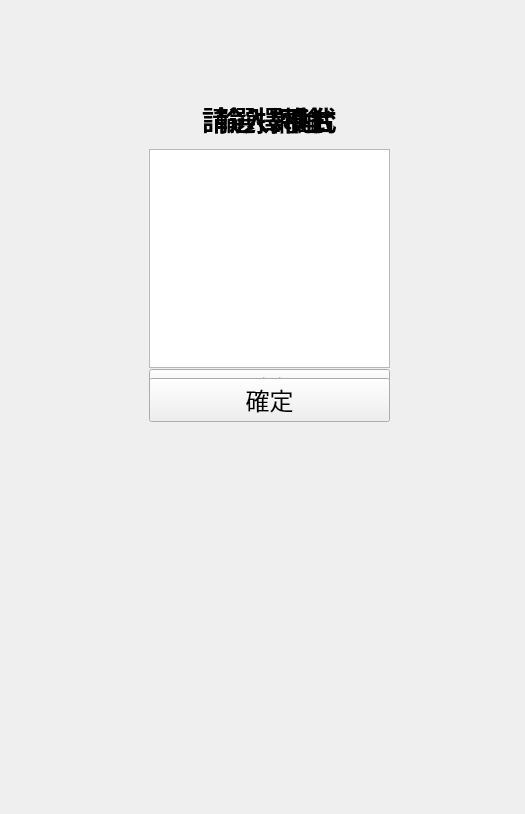
Old version of the form ReviewAPP/Src/main_page.ui in the repository Breakwater39UwUb/NFU-Repository.
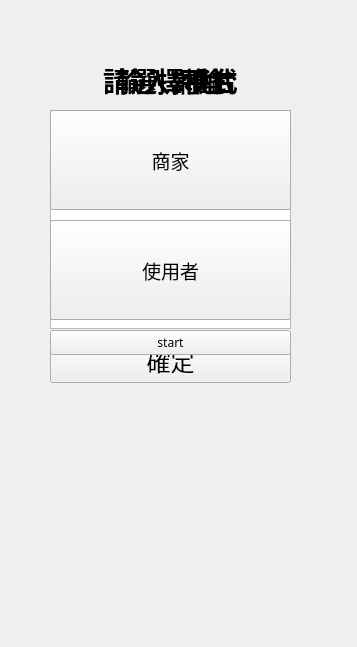
New version of the form.

Commit message: remove top frame

Patch:
```diff
--- a/ReviewAPP/Src/main_page.ui
+++ b/ReviewAPP/Src/main_page.ui
@@ -6,8 +6,8 @@
    <rect>
     <x>0</x>
     <y>0</y>
-    <width>525</width>
-    <height>814</height>
+    <width>357</width>
+    <height>647</height>
    </rect>
   </property>
   <property name="font">
@@ -22,37 +22,19 @@
    <property name="enabled">
     <bool>true</bool>
    </property>
-   <layout class="QHBoxLayout" name="horizontalLayout">
-    <property name="sizeConstraint">
-     <enum>QLayout::SetMinimumSize</enum>
-    </property>
-    <item>
-     <widget class="QFrame" name="frame">
-      <property name="sizePolicy">
-       <sizepolicy hsizetype="MinimumExpanding" vsizetype="MinimumExpanding">
-        <horstretch>0</horstretch>
-        <verstretch>0</verstretch>
-       </sizepolicy>
-      </property>
-      <property name="frameShape">
-       <enum>QFrame::NoFrame</enum>
-      </property>
-      <property name="frameShadow">
-       <enum>QFrame::Raised</enum>
-      </property>
-      <widget class="QWidget" name="widget_platform_page" native="true">
+   <widget class="QWidget" name="widget_userB_page" native="true">
        <property name="enabled">
         <bool>true</bool>
        </property>
        <property name="geometry">
         <rect>
-         <x>100</x>
-         <y>40</y>
+      <x>10</x>
+      <y>10</y>
          <width>324</width>
          <height>611</height>
         </rect>
        </property>
-       <widget class="QWidget" name="verticalLayoutWidget_3">
+    <widget class="QWidget" name="verticalLayoutWidget_6">
         <property name="geometry">
          <rect>
           <x>0</x>
@@ -61,7 +43,7 @@
           <height>591</height>
          </rect>
         </property>
-        <layout class="QVBoxLayout" name="verticalLayout_2">
+     <layout class="QVBoxLayout" name="verticalLayout_5">
          <property name="spacing">
           <number>10</number>
          </property>
@@ -75,7 +57,7 @@
           <number>40</number>
          </property>
          <item>
-          <spacer name="verticalSpacer_5">
+       <spacer name="verticalSpacer_11">
            <property name="orientation">
             <enum>Qt::Vertical</enum>
            </property>
@@ -91,7 +73,7 @@
           </spacer>
          </item>
          <item>
-          <widget class="QLabel" name="label_3">
+       <widget class="QLabel" name="label_6">
            <property name="font">
             <font>
              <family>微軟正黑體</family>
@@ -104,7 +86,7 @@
             <enum>Qt::LeftToRight</enum>
            </property>
            <property name="text">
-            <string>請選擇平台</string>
+         <string>輸入評論</string>
            </property>
            <property name="alignment">
             <set>Qt::AlignCenter</set>
@@ -112,72 +94,139 @@
           </widget>
          </item>
          <item>
-          <widget class="QPushButton" name="pushButton_platform_google">
+       <widget class="QPlainTextEdit" name="plainTextEdit"/>
+      </item>
+      <item>
+       <widget class="QPushButton" name="pushButton_setURL_2">
+        <property name="font">
+         <font>
+          <family>微軟正黑體</family>
+          <pointsize>18</pointsize>
+         </font>
+        </property>
+        <property name="text">
+         <string>確定</string>
+        </property>
+       </widget>
+      </item>
+      <item>
+       <spacer name="verticalSpacer_12">
+        <property name="orientation">
+         <enum>Qt::Vertical</enum>
+        </property>
+        <property name="sizeHint" stdset="0">
+         <size>
+          <width>20</width>
+          <height>40</height>
+         </size>
+        </property>
+       </spacer>
+      </item>
+     </layout>
+    </widget>
+   </widget>
+   <widget class="QWidget" name="widget_seturl_page" native="true">
            <property name="enabled">
             <bool>true</bool>
            </property>
-           <property name="sizePolicy">
-            <sizepolicy hsizetype="Minimum" vsizetype="Expanding">
-             <horstretch>0</horstretch>
-             <verstretch>0</verstretch>
-            </sizepolicy>
-           </property>
-           <property name="maximumSize">
+    <property name="geometry">
+     <rect>
+      <x>10</x>
+      <y>10</y>
+      <width>324</width>
+      <height>611</height>
+     </rect>
+    </property>
+    <widget class="QWidget" name="verticalLayoutWidget_5">
+     <property name="geometry">
+      <rect>
+       <x>0</x>
+       <y>0</y>
+       <width>321</width>
+       <height>591</height>
+      </rect>
+     </property>
+     <layout class="QVBoxLayout" name="verticalLayout_4">
+      <property name="spacing">
+       <number>10</number>
+      </property>
+      <property name="sizeConstraint">
+       <enum>QLayout::SetDefaultConstraint</enum>
+      </property>
+      <property name="leftMargin">
+       <number>40</number>
+      </property>
+      <property name="rightMargin">
+       <number>40</number>
+      </property>
+      <item>
+       <spacer name="verticalSpacer_9">
+        <property name="orientation">
+         <enum>Qt::Vertical</enum>
+        </property>
+        <property name="sizeType">
+         <enum>QSizePolicy::Fixed</enum>
+        </property>
+        <property name="sizeHint" stdset="0">
             <size>
-             <width>400</width>
-             <height>100</height>
-            </size>
-           </property>
+          <width>20</width>
+          <height>50</height>
+         </size>
+        </property>
+       </spacer>
+      </item>
+      <item>
+       <widget class="QLabel" name="label_5">
            <property name="font">
             <font>
              <family>微軟正黑體</family>
-             <pointsize>14</pointsize>
-            </font>
-           </property>
+          <pointsize>20</pointsize>
+          <weight>75</weight>
+          <bold>true</bold>
+         </font>
+        </property>
+        <property name="layoutDirection">
+         <enum>Qt::LeftToRight</enum>
+        </property>
            <property name="text">
-            <string>GoogleMap</string>
-           </property>
-           <property name="flat">
-            <bool>false</bool>
+         <string>輸入網址</string>
+        </property>
+        <property name="alignment">
+         <set>Qt::AlignCenter</set>
            </property>
           </widget>
          </item>
          <item>
-          <widget class="QPushButton" name="pushButton_platform_panda">
-           <property name="enabled">
-            <bool>true</bool>
-           </property>
+       <widget class="QLineEdit" name="lineEdit">
            <property name="sizePolicy">
-            <sizepolicy hsizetype="Minimum" vsizetype="Expanding">
+         <sizepolicy hsizetype="Expanding" vsizetype="Fixed">
              <horstretch>0</horstretch>
              <verstretch>0</verstretch>
             </sizepolicy>
            </property>
-           <property name="maximumSize">
-            <size>
-             <width>400</width>
-             <height>100</height>
-            </size>
-           </property>
+        <property name="font">
+         <font>
+          <family>微軟正黑體</family>
+          <pointsize>12</pointsize>
+         </font>
+        </property>
+       </widget>
+      </item>
+      <item>
+       <widget class="QPushButton" name="pushButton_setURL">
            <property name="font">
             <font>
              <family>微軟正黑體</family>
-             <pointsize>14</pointsize>
-            </font>
-           </property>
-           <property name="cursor">
-            <cursorShape>ArrowCursor</cursorShape>
-           </property>
+          <pointsize>18</pointsize>
+         </font>
+        </property>
            <property name="text">
-            <string>Foodpanda</string>
-           </property>
-           <property name="flat">
-            <bool>false</bool>
-           </property>
+         <string>確定</string>
+        </property>
           </widget>
          </item>
          <item>
-          <spacer name="verticalSpacer_6">
+       <spacer name="verticalSpacer_10">
            <property name="orientation">
             <enum>Qt::Vertical</enum>
            </property>
@@ -198,8 +247,8 @@
        </property>
        <property name="geometry">
         <rect>
-         <x>100</x>
-         <y>40</y>
+      <x>10</x>
+      <y>10</y>
          <width>324</width>
          <height>611</height>
         </rect>
@@ -357,19 +406,19 @@
         </layout>
        </widget>
       </widget>
-      <widget class="QWidget" name="widget_seturl_page" native="true">
+   <widget class="QWidget" name="widget_platform_page" native="true">
        <property name="enabled">
         <bool>true</bool>
        </property>
        <property name="geometry">
         <rect>
-         <x>100</x>
-         <y>40</y>
+      <x>10</x>
+      <y>10</y>
          <width>324</width>
          <height>611</height>
         </rect>
        </property>
-       <widget class="QWidget" name="verticalLayoutWidget_5">
+    <widget class="QWidget" name="verticalLayoutWidget_3">
         <property name="geometry">
          <rect>
           <x>0</x>
@@ -378,7 +427,7 @@
           <height>591</height>
          </rect>
         </property>
-        <layout class="QVBoxLayout" name="verticalLayout_4">
+     <layout class="QVBoxLayout" name="verticalLayout_2">
          <property name="spacing">
           <number>10</number>
          </property>
@@ -392,7 +441,7 @@
           <number>40</number>
          </property>
          <item>
-          <spacer name="verticalSpacer_9">
+       <spacer name="verticalSpacer_5">
            <property name="orientation">
             <enum>Qt::Vertical</enum>
            </property>
@@ -408,7 +457,7 @@
           </spacer>
          </item>
          <item>
-          <widget class="QLabel" name="label_5">
+       <widget class="QLabel" name="label_3">
            <property name="font">
             <font>
              <family>微軟正黑體</family>
@@ -421,7 +470,7 @@
             <enum>Qt::LeftToRight</enum>
            </property>
            <property name="text">
-            <string>輸入網址</string>
+         <string>請選擇平台</string>
            </property>
            <property name="alignment">
             <set>Qt::AlignCenter</set>
@@ -429,139 +478,72 @@
           </widget>
          </item>
          <item>
-          <widget class="QLineEdit" name="lineEdit">
+       <widget class="QPushButton" name="pushButton_platform_google">
+        <property name="enabled">
+         <bool>true</bool>
+        </property>
            <property name="sizePolicy">
-            <sizepolicy hsizetype="Expanding" vsizetype="Fixed">
+         <sizepolicy hsizetype="Minimum" vsizetype="Expanding">
              <horstretch>0</horstretch>
              <verstretch>0</verstretch>
             </sizepolicy>
            </property>
-           <property name="font">
-            <font>
-             <family>微軟正黑體</family>
-             <pointsize>12</pointsize>
-            </font>
-           </property>
-          </widget>
-         </item>
-         <item>
-          <widget class="QPushButton" name="pushButton_setURL">
+        <property name="maximumSize">
+         <size>
+          <width>400</width>
+          <height>100</height>
+         </size>
+        </property>
            <property name="font">
             <font>
              <family>微軟正黑體</family>
-             <pointsize>18</pointsize>
+          <pointsize>14</pointsize>
             </font>
            </property>
            <property name="text">
-            <string>確定</string>
-           </property>
+         <string>GoogleMap</string>
+        </property>
+        <property name="flat">
+         <bool>false</bool>
+        </property>
           </widget>
          </item>
          <item>
-          <spacer name="verticalSpacer_10">
-           <property name="orientation">
-            <enum>Qt::Vertical</enum>
-           </property>
-           <property name="sizeHint" stdset="0">
-            <size>
-             <width>20</width>
-             <height>40</height>
-            </size>
-           </property>
-          </spacer>
-         </item>
-        </layout>
-       </widget>
-      </widget>
-      <widget class="QWidget" name="widget_userB_page" native="true">
+       <widget class="QPushButton" name="pushButton_platform_panda">
        <property name="enabled">
         <bool>true</bool>
        </property>
-       <property name="geometry">
-        <rect>
-         <x>100</x>
-         <y>40</y>
-         <width>324</width>
-         <height>611</height>
-        </rect>
-       </property>
-       <widget class="QWidget" name="verticalLayoutWidget_6">
-        <property name="geometry">
-         <rect>
-          <x>0</x>
-          <y>0</y>
-          <width>321</width>
-          <height>591</height>
-         </rect>
-        </property>
-        <layout class="QVBoxLayout" name="verticalLayout_5">
-         <property name="spacing">
-          <number>10</number>
-         </property>
-         <property name="sizeConstraint">
-          <enum>QLayout::SetDefaultConstraint</enum>
-         </property>
-         <property name="leftMargin">
-          <number>40</number>
-         </property>
-         <property name="rightMargin">
-          <number>40</number>
-         </property>
-         <item>
-          <spacer name="verticalSpacer_11">
-           <property name="orientation">
-            <enum>Qt::Vertical</enum>
-           </property>
-           <property name="sizeType">
-            <enum>QSizePolicy::Fixed</enum>
-           </property>
-           <property name="sizeHint" stdset="0">
+        <property name="sizePolicy">
+         <sizepolicy hsizetype="Minimum" vsizetype="Expanding">
+          <horstretch>0</horstretch>
+          <verstretch>0</verstretch>
+         </sizepolicy>
+        </property>
+        <property name="maximumSize">
             <size>
-             <width>20</width>
-             <height>50</height>
-            </size>
-           </property>
-          </spacer>
-         </item>
-         <item>
-          <widget class="QLabel" name="label_6">
+          <width>400</width>
+          <height>100</height>
+         </size>
+        </property>
            <property name="font">
             <font>
              <family>微軟正黑體</family>
-             <pointsize>20</pointsize>
-             <weight>75</weight>
-             <bold>true</bold>
-            </font>
-           </property>
-           <property name="layoutDirection">
-            <enum>Qt::LeftToRight</enum>
+          <pointsize>14</pointsize>
+         </font>
+        </property>
+        <property name="cursor">
+         <cursorShape>ArrowCursor</cursorShape>
            </property>
            <property name="text">
-            <string>輸入評論</string>
-           </property>
-           <property name="alignment">
-            <set>Qt::AlignCenter</set>
+         <string>Foodpanda</string>
+        </property>
+        <property name="flat">
+         <bool>false</bool>
            </property>
           </widget>
          </item>
          <item>
-          <widget class="QPlainTextEdit" name="plainTextEdit"/>
-         </item>
-         <item>
-          <widget class="QPushButton" name="pushButton_setURL_2">
-           <property name="font">
-            <font>
-             <family>微軟正黑體</family>
-             <pointsize>18</pointsize>
-            </font>
-           </property>
-           <property name="text">
-            <string>確定</string>
-           </property>
-          </widget>
-         </item>
-         <item>
-          <spacer name="verticalSpacer_12">
+       <spacer name="verticalSpacer_6">
            <property name="orientation">
             <enum>Qt::Vertical</enum>
            </property>
@@ -576,9 +558,10 @@
         </layout>
        </widget>
       </widget>
-     </widget>
-    </item>
-   </layout>
+   <zorder>widget_userB_page</zorder>
+   <zorder>widget_seturl_page</zorder>
+   <zorder>widget_platform_page</zorder>
+   <zorder>widget_main_page</zorder>
   </widget>
  </widget>
  <resources/>
```
Left out of the diff: 234 changed lines with no effect on the pictures. Lines whose indentation alone changed are shown as unchanged.
